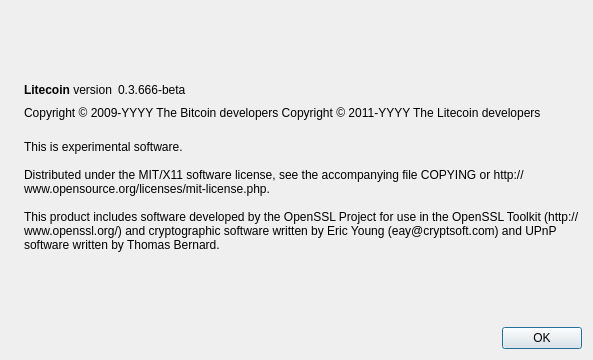
liberalcoin/liberalcoin, file src/qt/forms/aboutdialog.ui: the form before one commit.
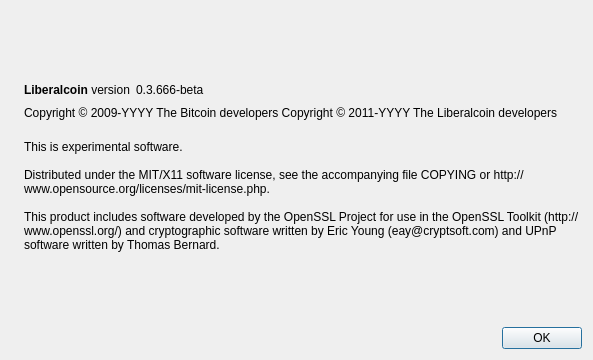
The form after the commit. Icons and pictures are not drawn.

What changed in the file:
```diff
--- a/src/qt/forms/aboutdialog.ui
+++ b/src/qt/forms/aboutdialog.ui
@@ -50,7 +50,7 @@
           <cursorShape>IBeamCursor</cursorShape>
          </property>
          <property name="text">
-          <string>&lt;b&gt;Litecoin&lt;/b&gt; version</string>
+          <string>&lt;b&gt;Liberalcoin&lt;/b&gt; version</string>
          </property>
          <property name="textInteractionFlags">
           <set>Qt::LinksAccessibleByMouse|Qt::TextSelectableByKeyboard|Qt::TextSelectableByMouse</set>
@@ -92,7 +92,7 @@
        </property>
        <property name="text">
         <string notr="true">Copyright &amp;copy; 2009-YYYY The Bitcoin developers
-Copyright &amp;copy; 2011-YYYY The Litecoin developers</string>
+Copyright &amp;copy; 2011-YYYY The Liberalcoin developers</string>
        </property>
        <property name="textFormat">
         <enum>Qt::RichText</enum>
```
Left out of the diff: 2 changed lines with no effect on the pictures.
